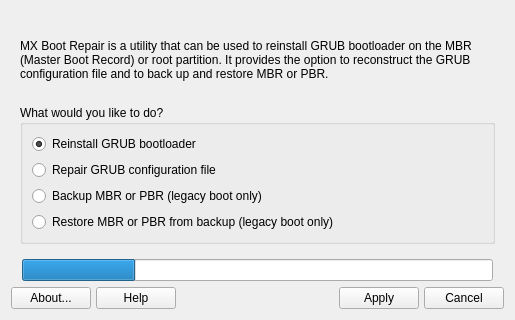
Old version of the form mxbootrepair.ui in the repository darthnoob/mx-bootrepair.
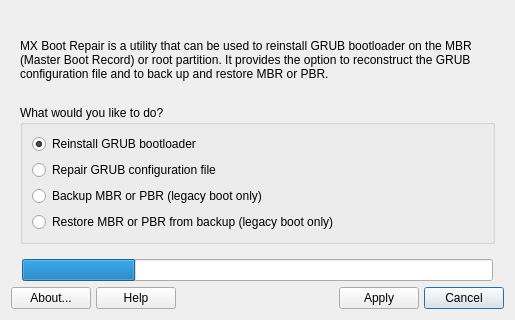
New version of the form. Icons and pictures are not drawn.

Commit message: set Cancel as default button

The edit to the form file:
```diff
--- a/mxbootrepair.ui
+++ b/mxbootrepair.ui
@@ -517,7 +517,10 @@
         <string>Alt+N</string>
        </property>
        <property name="autoDefault">
-        <bool>false</bool>
+        <bool>true</bool>
+       </property>
+       <property name="default">
+        <bool>true</bool>
        </property>
       </widget>
      </item>
```
Left out of the diff: 10 changed lines with no effect on the pictures. The commit also changes 23 other files.
